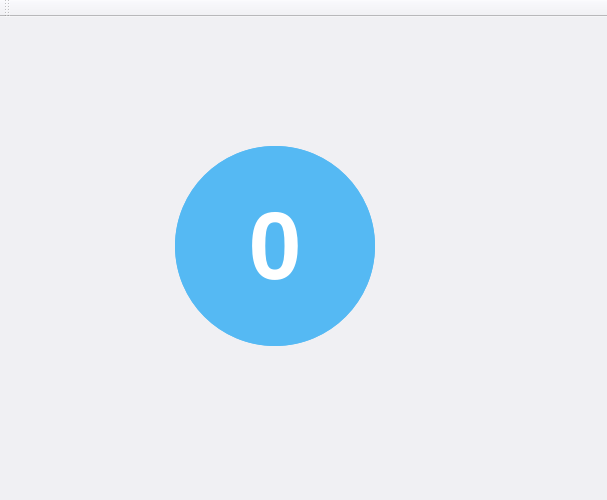
Qt form bingo/src/ui/main.ui (ryan-mooore/balls) before a commit.
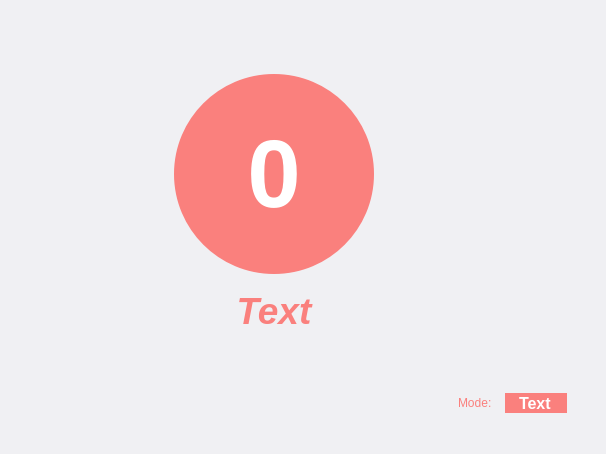
The same form after that commit. Icons and pictures are not drawn.

```diff
--- a/bingo/src/ui/main.ui
+++ b/bingo/src/ui/main.ui
@@ -6,8 +6,8 @@
    <rect>
     <x>0</x>
     <y>0</y>
-    <width>607</width>
-    <height>500</height>
+    <width>606</width>
+    <height>454</height>
    </rect>
   </property>
   <property name="sizePolicy">
@@ -32,6 +32,8 @@
       <item>
        <layout class="QVBoxLayout" name="ballInfoContainer">
         <item>
+         <layout class="QHBoxLayout" name="innerContainer">
+          <item>
          <layout class="QHBoxLayout" name="drawnBallContainer"/>
         </item>
         <item>
@@ -47,8 +49,36 @@
           </property>
          </spacer>
         </item>
+         </layout>
+        </item>
         <item>
          <layout class="QGridLayout" name="ballGridContainer">
+          <item row="3" column="1">
+           <spacer name="verticalSpacer_2">
+            <property name="orientation">
+             <enum>Qt::Vertical</enum>
+            </property>
+            <property name="sizeHint" stdset="0">
+             <size>
+              <width>20</width>
+              <height>40</height>
+             </size>
+            </property>
+           </spacer>
+          </item>
+          <item row="1" column="0">
+           <spacer name="horizontalSpacer_2">
+            <property name="orientation">
+             <enum>Qt::Horizontal</enum>
+            </property>
+            <property name="sizeHint" stdset="0">
+             <size>
+              <width>40</width>
+              <height>20</height>
+             </size>
+            </property>
+           </spacer>
+          </item>
           <item row="0" column="1">
            <spacer name="verticalSpacer_3">
             <property name="orientation">
@@ -62,19 +92,6 @@
             </property>
            </spacer>
           </item>
-          <item row="2" column="1">
-           <spacer name="verticalSpacer_2">
-            <property name="orientation">
-             <enum>Qt::Vertical</enum>
-            </property>
-            <property name="sizeHint" stdset="0">
-             <size>
-              <width>20</width>
-              <height>40</height>
-             </size>
-            </property>
-           </spacer>
-          </item>
           <item row="1" column="3">
            <spacer name="horizontalSpacer_3">
             <property name="orientation">
@@ -88,54 +105,34 @@
             </property>
            </spacer>
           </item>
-          <item row="1" column="0">
-           <spacer name="horizontalSpacer_2">
-            <property name="orientation">
-             <enum>Qt::Horizontal</enum>
+          <item row="2" column="1">
+           <widget class="QLabel" name="ballName">
+            <property name="font">
+             <font>
+              <pointsize>28</pointsize>
+              <weight>75</weight>
+              <italic>true</italic>
+              <bold>true</bold>
+             </font>
             </property>
-            <property name="sizeHint" stdset="0">
-             <size>
-              <width>40</width>
-              <height>20</height>
-             </size>
+            <property name="styleSheet">
+             <string notr="true">color: rgb(250, 128, 125);</string>
             </property>
-           </spacer>
+            <property name="text">
+             <string>Text</string>
+            </property>
+            <property name="alignment">
+             <set>Qt::AlignCenter</set>
+            </property>
+           </widget>
           </item>
           <item row="1" column="1">
-           <widget class="QFrame" name="ballFrame">
-            <property name="sizePolicy">
-             <sizepolicy hsizetype="Fixed" vsizetype="Fixed">
-              <horstretch>0</horstretch>
-              <verstretch>0</verstretch>
-             </sizepolicy>
+           <layout class="QHBoxLayout" name="horizontalLayout_6">
+            <property name="bottomMargin">
+             <number>10</number>
             </property>
-            <property name="minimumSize">
-             <size>
-              <width>200</width>
-              <height>200</height>
-             </size>
-            </property>
-            <property name="styleSheet">
-             <string notr="true">border: 0px solid;
-border-radius: 100px;
-
-background: #55b9f3;</string>
-            </property>
-            <property name="frameShape">
-             <enum>QFrame::StyledPanel</enum>
-            </property>
-            <property name="frameShadow">
-             <enum>QFrame::Raised</enum>
-            </property>
+            <item>
             <widget class="QLabel" name="ballNumber">
-             <property name="geometry">
-              <rect>
-               <x>0</x>
-               <y>0</y>
-               <width>200</width>
-               <height>200</height>
-              </rect>
-             </property>
              <property name="sizePolicy">
               <sizepolicy hsizetype="Fixed" vsizetype="Fixed">
                <horstretch>0</horstretch>
@@ -156,8 +153,21 @@
                <bold>true</bold>
               </font>
              </property>
+              <property name="layoutDirection">
+               <enum>Qt::LeftToRight</enum>
+              </property>
              <property name="styleSheet">
-              <string notr="true">color: white;</string>
+               <string notr="true">color: white;
+border: 0px solid;
+border-radius: 100px;
+
+background: #fa807d;</string>
+              </property>
+              <property name="frameShadow">
+               <enum>QFrame::Plain</enum>
+              </property>
+              <property name="lineWidth">
+               <number>1</number>
              </property>
              <property name="text">
               <string>0</string>
@@ -165,8 +175,12 @@
              <property name="alignment">
               <set>Qt::AlignCenter</set>
              </property>
-            </widget>
-           </widget>
+              <property name="margin">
+               <number>0</number>
+              </property>
+             </widget>
+            </item>
+           </layout>
           </item>
          </layout>
         </item>
@@ -184,7 +198,7 @@
          <number>10</number>
         </property>
         <property name="topMargin">
-         <number>0</number>
+         <number>10</number>
         </property>
         <property name="rightMargin">
          <number>10</number>
@@ -293,13 +307,13 @@
        <enum>QLayout::SetMaximumSize</enum>
       </property>
       <property name="leftMargin">
-       <number>10</number>
+       <number>25</number>
       </property>
       <property name="topMargin">
        <number>10</number>
       </property>
       <property name="rightMargin">
-       <number>10</number>
+       <number>30</number>
       </property>
       <property name="bottomMargin">
        <number>10</number>
@@ -383,20 +397,53 @@
         </property>
        </spacer>
       </item>
+      <item>
+       <widget class="QLabel" name="label">
+        <property name="styleSheet">
+         <string notr="true">color: #fa807d</string>
+        </property>
+        <property name="text">
+         <string>Mode: </string>
+        </property>
+       </widget>
+      </item>
+      <item>
+       <widget class="QLabel" name="modeText">
+        <property name="font">
+         <font>
+          <pointsize>12</pointsize>
+          <weight>75</weight>
+          <bold>true</bold>
+         </font>
+        </property>
+        <property name="styleSheet">
+         <string notr="true">background-color: #fa807d;
+border-radius: 15px;
+padding-left: 10px;
+padding-right: 10px;
+color: white</string>
+        </property>
+        <property name="text">
+         <string>Text</string>
+        </property>
+       </widget>
+      </item>
      </layout>
     </item>
    </layout>
   </widget>
-  <widget class="QToolBar" name="toolBar">
-   <property name="windowTitle">
-    <string>toolBar</string>
+  <widget class="QStatusBar" name="statusBar">
+   <property name="font">
+    <font>
+     <pointsize>9</pointsize>
+     <weight>75</weight>
+     <bold>true</bold>
+    </font>
    </property>
-   <attribute name="toolBarArea">
-    <enum>TopToolBarArea</enum>
-   </attribute>
-   <attribute name="toolBarBreak">
-    <bool>false</bool>
-   </attribute>
+   <property name="styleSheet">
+    <string notr="true">color: rgb(250, 128, 125);
+margin-top: 0</string>
+   </property>
   </widget>
  </widget>
  <resources/>
```
Left out of the diff: 64 changed lines with no effect on the pictures. Lines whose indentation alone changed are shown as unchanged.
